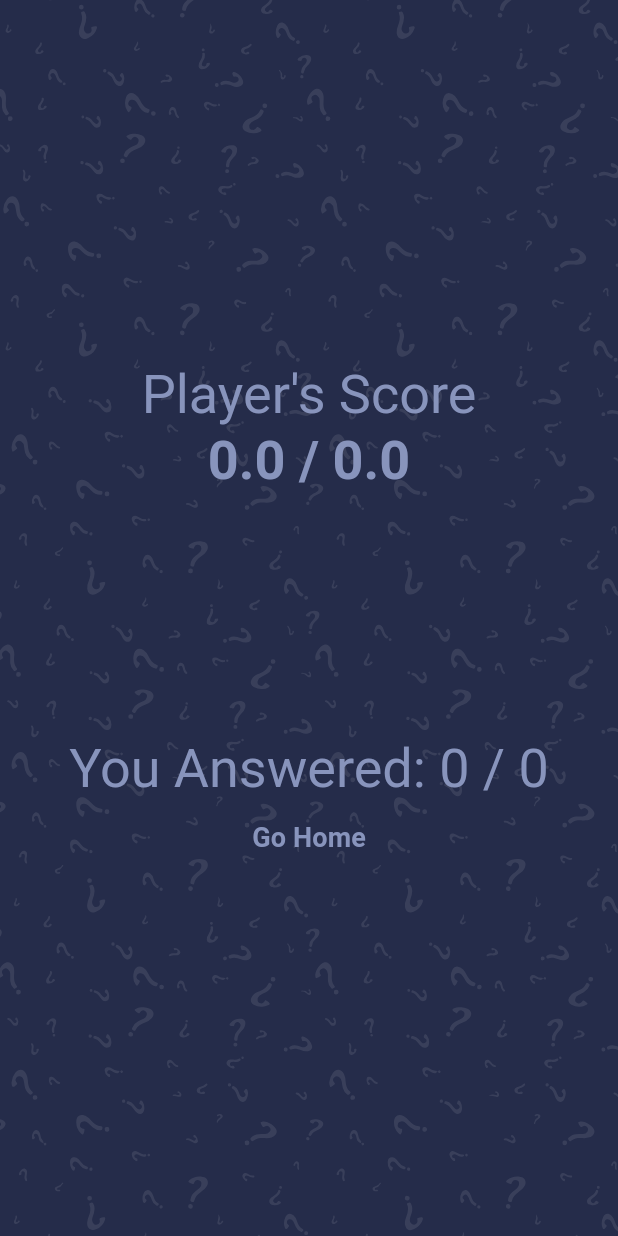
After one commit to SalmaW/CodeAlpha_Projects, a Flutter app: the ScoreScreen screen opened directly, on a phone screen of 412 x 824 dp. The commit adds this screen. Run offline on Flutter 3.47's test engine with Material 3 defaults, Android fonts, the phone set to English and light mode, and no system bars; our stand-ins replace flutter_svg, get, shared_preferences; accounts and stored records are empty.

Commit message:
Final Project

```diff
--- a/quiz_app/lib/controllers/question_controller.dart
+++ b/quiz_app/lib/controllers/question_controller.dart
@@ -1,11 +1,56 @@
+import 'dart:convert';
 import 'package:flutter/cupertino.dart';
+import 'package:shared_preferences/shared_preferences.dart';
 import 'package:get/get.dart';
-import 'package:shared_preferences/shared_preferences.dart';
+import '../views/score_screen.dart';
 import '../models/questions_model.dart';
 
-class QuestionController extends GetxController {
-  final List<Question> _questions = [];
+class QuestionController extends GetxController
+    with GetSingleTickerProviderStateMixin {
+  String userName = "Player";
+  late AnimationController _animationController;
+  late Animation<double> _animation;
+  Animation<double> get animation => _animation;
+
+  bool _isAnswered = false;
+  bool get isAnswered => _isAnswered;
+
+  int _correctAnswer = 0;
+  int get correctAnswer => _correctAnswer;
+
+  int _selectedAnswer = 0;
+  int get selectedAnswer => _selectedAnswer;
+
+  int _numOfCorrectAns = 0;
+  int get numOfCorrectAns => _numOfCorrectAns;
+
+  final RxInt _questionNumber = 1.obs;
+  RxInt get questionNumber => _questionNumber;
+
+  late PageController _pageController;
+  PageController get pageController => _pageController;
+
+  List<Question> _questions = [];
   List<Question> get questions => _questions;
+
+  List<Question> _filteredQuestion = [];
+  List<Question> get filteredQuestion => _filteredQuestion;
+
+  final TextEditingController questionControllerText = TextEditingController();
+  final List<TextEditingController> optionControllers =
+      List.generate(4, (index) => TextEditingController());
+  final TextEditingController correctAnswerController = TextEditingController();
+  final TextEditingController quizCategory = TextEditingController();
+
+  //Adding question to category
+  Future<void> savedQuestionToSharedPreferences(Question question) async {
+    final prefs = await SharedPreferences.getInstance();
+    final questions = prefs.getStringList("questions") ?? [];
+
+    //convert the questions list to save it into SharedPreferences
+    questions.add(jsonEncode(question.toJson()));
+    await prefs.setStringList("questions", questions);
+  }
 
   //Admin Dashboard
   final String _categoryKey = "category_title";
@@ -39,4 +84,78 @@ class QuestionController extends GetxController {
     savedSubTitles.assignAll(subtitles);
     update();
   }
+
+  void loadQuestionsFromSharedPreferences() async {
+    final prefs = await SharedPreferences.getInstance();
+    final questionJson = prefs.getStringList("questions") ?? [];
+
+    _questions = questionJson
+        .map((json) => Question.fromJson(jsonDecode(json)))
+        .toList();
+
+    update();
+  }
+
+  List<Question> getQuestionsByCategory(String category) =>
+      _questions.where((question) => question.category == category).toList();
+
+  void checkAnswer(Question question, int selectedIndex) {
+    _isAnswered = true;
+    _correctAnswer = question.answer;
+    _selectedAnswer = selectedIndex;
+    if (_correctAnswer == _selectedAnswer) _numOfCorrectAns++;
+    _animationController.stop();
+    update();
+
+    Future.delayed(const Duration(seconds: 3), () => nextQuestion());
+  }
+
+  void nextQuestion() async {
+    if (_questionNumber.value != _questions.length) {
+      _isAnswered = false;
+      _pageController.nextPage(
+        duration: const Duration(microseconds: 250),
+        curve: Curves.ease,
+      );
+      _animationController.reset();
+      _animationController.forward().whenComplete(nextQuestion);
+    } else {
+      Get.to(() => const ScoreScreen());
+    }
+  }
+
+  void updateQuestionNumber(int index) {
+    _questionNumber.value = index + 1;
+    update();
+  }
+
+  void setFilteredQuestions(String category) {
+    _filteredQuestion = getQuestionsByCategory(category);
+    _questionNumber.value = 1;
+    update();
+    nextQuestion();
+  }
+
+  void resetNumOfCorrectAns() {
+    _numOfCorrectAns = 0;
+    update();
+  }
+
+  void resetAnimation() {
+    _animationController.reset();
+    _animationController.forward().whenComplete(nextQuestion);
+  }
+
+  @override
+  void onInit() {
+    super.onInit();
+    _animationController =
+        AnimationController(vsync: this, duration: const Duration(seconds: 20));
+    _animation = Tween<double>(begin: 0, end: 1).animate(_animationController)
+      ..addListener(() => update());
+    loadQuestionCategoryFromSharedPreferences();
+    loadQuestionsFromSharedPreferences();
+    _pageController = PageController();
+    update();
+  }
 }
--- a/quiz_app/lib/main.dart
+++ b/quiz_app/lib/main.dart
@@ -1,6 +1,5 @@
 import 'package:flutter/material.dart';
 import 'package:get/get_navigation/src/root/get_material_app.dart';
-import 'package:quiz_app/views/quiz_category.dart';
 import '../views/welcome_screen.dart';
 
 void main() {
--- a/quiz_app/lib/models/questions_model.dart
+++ b/quiz_app/lib/models/questions_model.dart
@@ -25,7 +25,7 @@ class Question {
         id: json["id"],
         questions: json["questions"],
         category: json["category"],
-        options: json["options"],
+        options: List<String>.from(json['options']),
         answer: json["answer"],
       );
 }
--- /dev/null
+++ b/quiz_app/lib/views/score_screen.dart
@@ -0,0 +1,80 @@
+import 'package:flutter/material.dart';
+import 'package:flutter_svg/flutter_svg.dart';
+import 'package:get/get.dart';
+import '../config/app_images.dart';
+import '../controllers/question_controller.dart';
+import '../utils/constants.dart';
+import '../views/quiz_category.dart';
+
+class ScoreScreen extends StatefulWidget {
+  const ScoreScreen({super.key});
+
+  @override
+  State<ScoreScreen> createState() => _ScoreScreenState();
+}
+
+class _ScoreScreenState extends State<ScoreScreen> {
+  QuestionController questionController = Get.put(QuestionController());
+  @override
+  Widget build(BuildContext context) {
+    return Scaffold(
+      extendBodyBehindAppBar: true,
+      body: Stack(
+        fit: StackFit.expand,
+        children: [
+          SvgPicture.asset(
+            AppImages.bg,
+            fit: BoxFit.fitWidth,
+          ),
+          Column(
+            children: [
+              const Spacer(flex: 3),
+              Text(
+                "${questionController.userName}'s Score",
+                style: Theme.of(context)
+                    .textTheme
+                    .displaySmall!
+                    .copyWith(color: sSecondaryColor),
+              ),
+              Text(
+                '${questionController.numOfCorrectAns * 10.0} / ${questionController.questions.length * 10.0}',
+                style: (questionController.numOfCorrectAns * 10.0) <
+                        (questionController.questions.length * 10.0) / 2
+                    ? Theme.of(context).textTheme.displaySmall!.copyWith(
+                          color: sRedColor,
+                          fontWeight: FontWeight.w700,
+                        )
+                    : Theme.of(context).textTheme.displaySmall!.copyWith(
+                          color: sSecondaryColor,
+                          fontWeight: FontWeight.w700,
+                        ),
+              ),
+              const Spacer(flex: 2),
+              Text(
+                'You Answered: ${questionController.numOfCorrectAns} / ${questionController.filteredQuestion.length}',
+                style: Theme.of(context)
+                    .textTheme
+                    .displaySmall!
+                    .copyWith(color: sSecondaryColor),
+              ),
+              TextButton(
+                  onPressed: () {
+                    questionController.resetNumOfCorrectAns();
+                    Get.offAll(() => QuizCategoryScreen());
+                  },
+                  child: const Text(
+                    "Go Home",
+                    style: TextStyle(
+                      fontWeight: FontWeight.w700,
+                      fontSize: 18,
+                      color: sSecondaryColor,
+                    ),
+                  )),
+              const Spacer(flex: 3),
+            ],
+          ),
+        ],
+      ),
+    );
+  }
+}
```
Also changed, not shown: quiz_app/lib/views/admin/admin_dashboard.dart (+31 -11 lines), quiz_app/lib/views/admin/admin_screen.dart (added, +102 -0 lines), quiz_app/lib/views/body.dart (added, +70 -0 lines), quiz_app/lib/views/option.dart (added, +79 -0 lines), quiz_app/lib/views/progress_bar.dart (added, +51 -0 lines), quiz_app/lib/views/question_card.dart (added, +45 -0 lines), quiz_app/lib/views/quiz_category.dart (+38 -9 lines), quiz_app/lib/views/quiz_screen.dart (added, +42 -0 lines), quiz_app/lib/views/welcome_screen.dart (+11 -7 lines).
